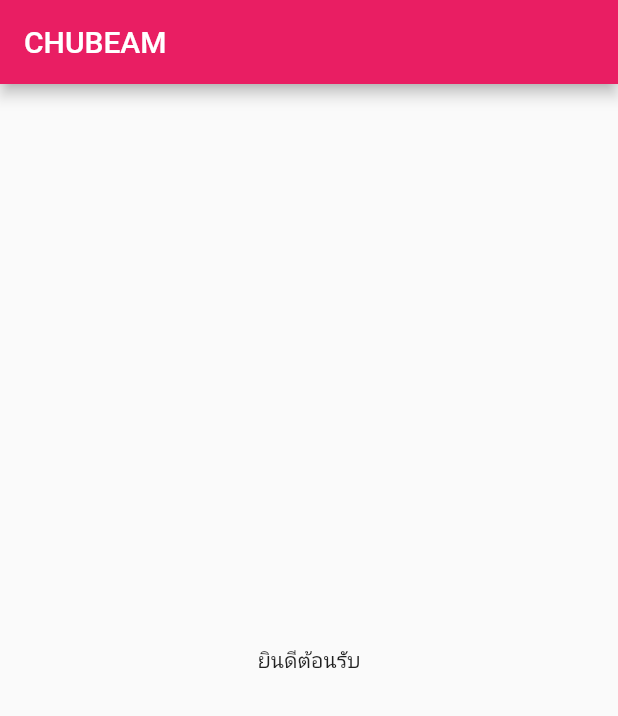
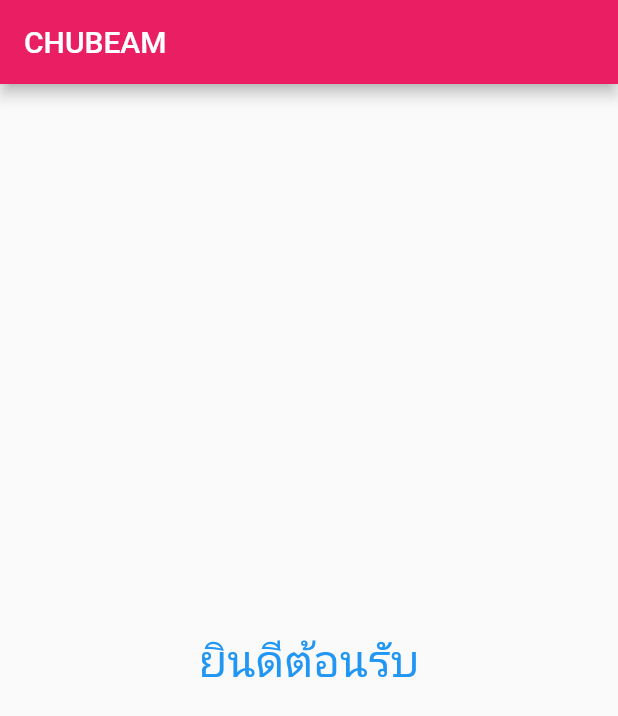
Before and after one commit to chutima2544/LAB4, a Flutter app: the screen it shows after launch, on a phone screen of 412 x 824 dp. Shown: the top 716 px of the screen. Run offline on Flutter 3.47's test engine with Material 2 defaults, Android fonts, the phone set to English and light mode, and no system bars.

Commit message:
body:text2

```diff
--- a/lib/main.dart
+++ b/lib/main.dart
@@ -15,7 +15,10 @@ class Myweb extends StatelessWidget {
           title: Text("CHUBEAM"),
         ),
         body: Center(
-          child: Text("ยินดีต้อนรับ"),
+          child: Text(
+            "ยินดีต้อนรับ",
+            style: TextStyle(fontSize: 30, color: Colors.blue),
+          ),
         ),
       ),
       theme: ThemeData(primarySwatch: Colors.pink),
```
